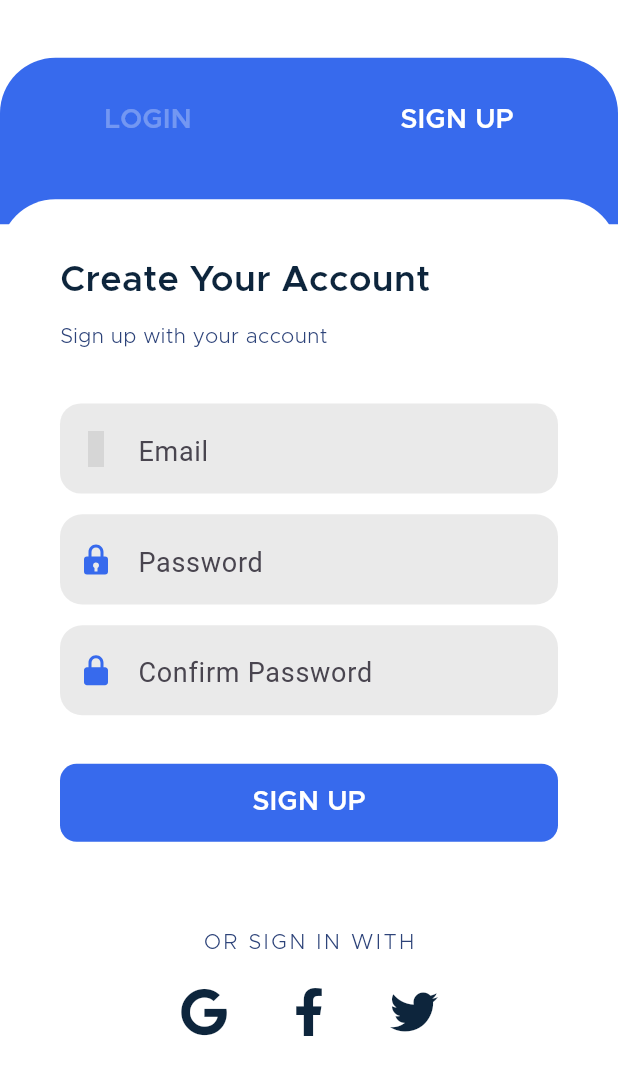
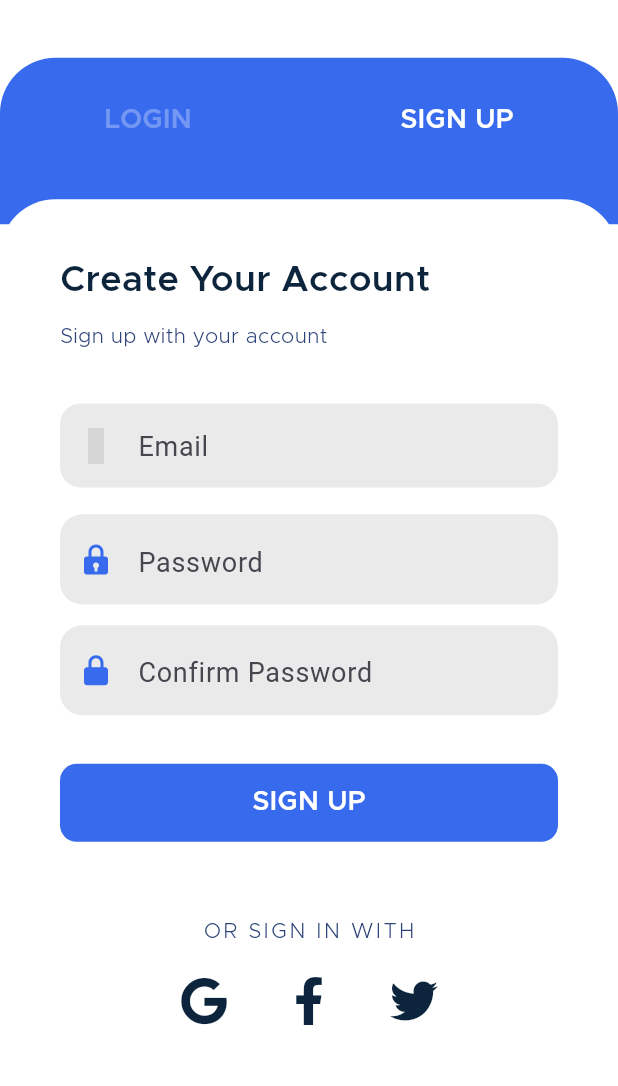
Before and after one commit to Saim22Ahmed/BlogPost-App, a Flutter app: the screen it shows after launch, after a tap on "SIGN UP", on a phone screen of 412 x 824 dp, the part 150-1236 px from its top. Run offline on Flutter 3.47's test engine with Material 2 defaults, Android fonts, the light colour scheme and no system bars; our stand-ins replace firebase_auth, firebase_core, flutter_screenutil, fluttertoast, get, google_fonts and 1 more; accounts and stored records are empty; grey boxes are pictures that could not be loaded.

Commit message:
auth-commit

```diff
--- /dev/null
+++ b/lib/Firebase_services/Auth/main_auth_page.dart
@@ -0,0 +1,29 @@
+import 'package:blog_post_app/Firebase_services/Auth/Auth.dart';
+import 'package:blog_post_app/controller/Auth_Screen_Controller/auth_screen_controller.dart';
+import 'package:blog_post_app/screens/Auth_Screen/Auth_Screen.dart';
+import 'package:blog_post_app/screens/HomeScreen/Home_Screen.dart';
+import 'package:firebase_auth/firebase_auth.dart';
+import 'package:flutter/material.dart';
+import 'package:get/get.dart';
+import 'package:get/get_core/src/get_main.dart';
+
+class MainAuthPage extends StatelessWidget {
+  MainAuthPage({super.key});
+  final auth_services = Get.put(AuthServices());
+  @override
+  Widget build(BuildContext context) {
+    return Scaffold(
+      resizeToAvoidBottomInset: false,
+      body: StreamBuilder<User?>(
+        stream: FirebaseAuth.instance.authStateChanges(),
+        builder: (context, snapshot) {
+          if (snapshot.hasData) {
+            return HomeScreen();
+          } else {
+            return AuthScreen();
+          }
+        },
+      ),
+    );
+  }
+}
--- a/lib/components/TapColorChanger.dart
+++ b/lib/components/TapColorChanger.dart
@@ -3,6 +3,7 @@ import 'dart:async';
 import 'package:blog_post_app/utils/colors.dart';
 import 'package:flutter/material.dart';
 import 'package:flutter_screenutil/flutter_screenutil.dart';
+import 'package:fluttertoast/fluttertoast.dart';
 import 'package:get/get.dart';
 
 import '../controller/Auth_Screen_Controller/auth_screen_controller.dart';
--- a/lib/controller/Auth_Screen_Controller/Login_Controller.dart
+++ b/lib/controller/Auth_Screen_Controller/Login_Controller.dart
@@ -6,4 +6,9 @@ class LoginController extends GetxController {
 
   final email = TextEditingController();
   final password = TextEditingController();
+
+  ClearControllers() {
+    email.clear();
+    password.clear();
+  }
 }
--- a/lib/main.dart
+++ b/lib/main.dart
@@ -1,3 +1,4 @@
+import 'package:blog_post_app/Firebase_services/Auth/main_auth_page.dart';
 import 'package:blog_post_app/screens/Auth_Screen/Auth_Screen.dart';
 import 'package:flutter/material.dart';
 import 'package:flutter_screenutil/flutter_screenutil.dart';
@@ -29,7 +30,7 @@ class MyApp extends StatelessWidget {
             fontFamily: 'Metropolis',
             useMaterial3: true,
           ),
-          home: AuthScreen(),
+          home: MainAuthPage(),
         );
       },
     );
--- a/lib/screens/Auth_Screen/Login_Panel.dart
+++ b/lib/screens/Auth_Screen/Login_Panel.dart
@@ -2,6 +2,8 @@ import 'package:blog_post_app/Firebase_services/Auth/Auth.dart';
 import 'package:blog_post_app/controller/Auth_Screen_Controller/auth_screen_controller.dart';
 import 'package:blog_post_app/screens/HomeScreen/Home_Screen.dart';
 import 'package:blog_post_app/utils/colors.dart';
+import 'package:firebase_auth/firebase_auth.dart';
+import 'package:firebase_core/firebase_core.dart';
 import 'package:flutter/material.dart';
 import 'package:flutter_screenutil/flutter_screenutil.dart';
 import 'package:get/get.dart';
@@ -45,11 +47,6 @@ class LoginPanel extends StatelessWidget {
           SizedBox(
             height: 37.h,
           ),
-          Form(
-              key: loginController.formField.value,
-              child: Column(
-                children: [
-                  // Email Field
           EmailField(context),
           SizedBox(
             height: 15.h,
@@ -57,8 +54,6 @@ class LoginPanel extends StatelessWidget {
 
           // Password Field
           PasswordField(),
-                ],
-              )),
           SizedBox(
             height: 35.h,
           ),
@@ -67,9 +62,12 @@ class LoginPanel extends StatelessWidget {
           InkWell(
             onTap: () {
               authservices.SignIn(
-                  email: loginController.email.text,
-                  password: loginController.password.text,
+                  email: loginController.email.value.text.trim(),
+                  password: loginController.password.value.text.trim(),
                   context: context);
+              // FirebaseAuth.instance.signInWithEmailAndPassword(
+              //     email: loginController.email.text,
+              //     password: loginController.password.text);
             },
             child: ThemeButton(
               text: 'LOGIN',
--- a/lib/screens/Auth_Screen/SignUp_Panel.dart
+++ b/lib/screens/Auth_Screen/SignUp_Panel.dart
@@ -1,6 +1,7 @@
 import 'package:blog_post_app/utils/colors.dart';
 import 'package:flutter/material.dart';
 import 'package:flutter_screenutil/flutter_screenutil.dart';
+import 'package:fluttertoast/fluttertoast.dart';
 import 'package:get/get.dart';
 import 'package:google_fonts/google_fonts.dart';
 import 'package:icons_plus/icons_plus.dart';
@@ -63,8 +64,8 @@ class SignUpPanel extends StatelessWidget {
           InkWell(
             onTap: () {
               authservices.SignUp(
-                  email: signup_controller.email.text,
-                  password: signup_controller.password.text,
+                  email: signup_controller.email.text.trim(),
+                  password: signup_controller.password.text.trim(),
                   context: context);
             },
             child: ThemeButton(
@@ -72,7 +73,7 @@ class SignUpPanel extends StatelessWidget {
             ),
           ),
           SizedBox(
-            height: 24.h,
+            height: 16.h,
           ),
 
           SizedBox(
@@ -103,18 +104,9 @@ class SignUpPanel extends StatelessWidget {
 
   Row SignInWith() {
     return Row(mainAxisAlignment: MainAxisAlignment.spaceBetween, children: [
-      TapColorChanger(
-        fieldController: fieldController,
-        icon: FontAwesome.google,
-      ),
-      TapColorChanger(
-        fieldController: fieldController,
-        icon: FontAwesome.facebook,
-      ),
-      TapColorChanger(
-        fieldController: fieldController,
-        icon: FontAwesome.twitter,
-      ),
+      Icon(FontAwesome.google, size: 32.sp, color: mytheme.HeadingColor),
+      Icon(FontAwesome.facebook, size: 32.sp, color: mytheme.HeadingColor),
+      Icon(FontAwesome.twitter, size: 32.sp, color: mytheme.HeadingColor),
     ]);
   }
 
@@ -268,7 +260,7 @@ class SignUpPanel extends StatelessWidget {
           maxLines: null,
           cursorColor: Colors.blue,
           style: TextStyle(
-            // height: 1.4,
+            height: 1.2,
             fontFamily: GoogleFonts.roboto().fontFamily,
             fontSize: 20.sp,
           ),
--- a/pubspec.yaml
+++ b/pubspec.yaml
@@ -51,6 +51,7 @@ dependencies:
   flutter_svg: ^2.0.7
   firebase_core: ^2.15.1
   firebase_auth: ^4.8.0
+  fluttertoast: ^8.2.2
 
 dev_dependencies:
   flutter_test:
```
Also changed, not shown: lib/Firebase_services/Auth/Auth.dart (+30 -4 lines), lib/controller/Auth_Screen_Controller/Signup_Controller.dart (+6 -4 lines), lib/screens/HomeScreen/Home_Screen.dart (+21 -1 lines), lib/utils/myutils.dart (added, +23 -0 lines), pubspec.lock. Lines whose indentation alone changed are shown as unchanged.
